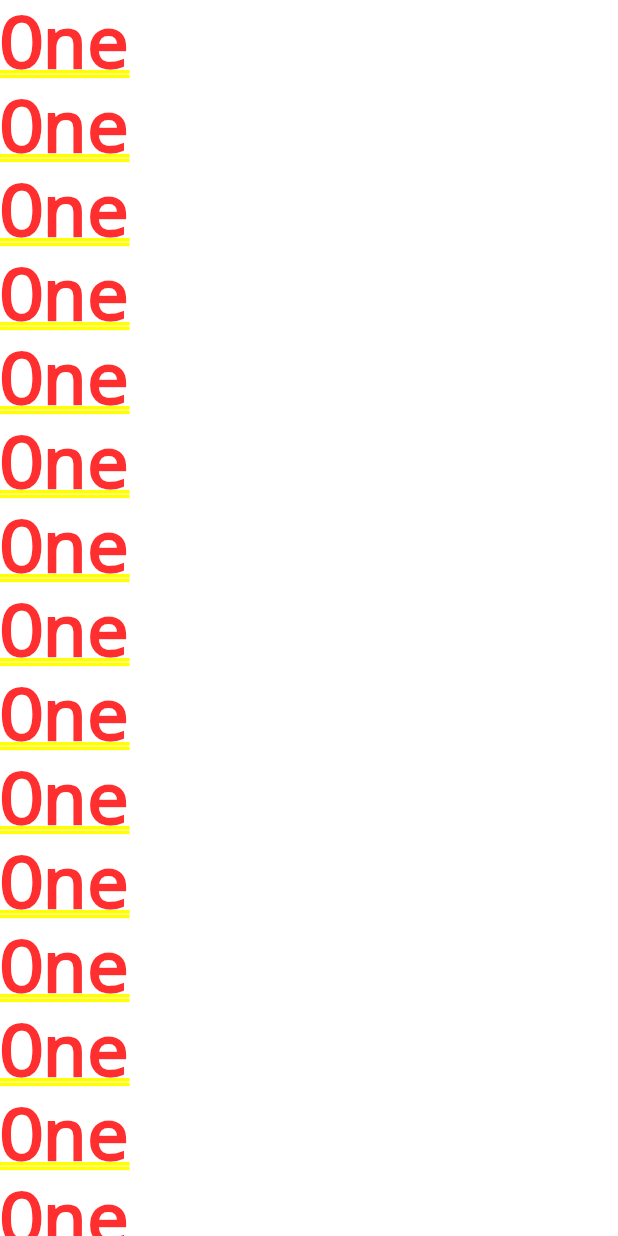
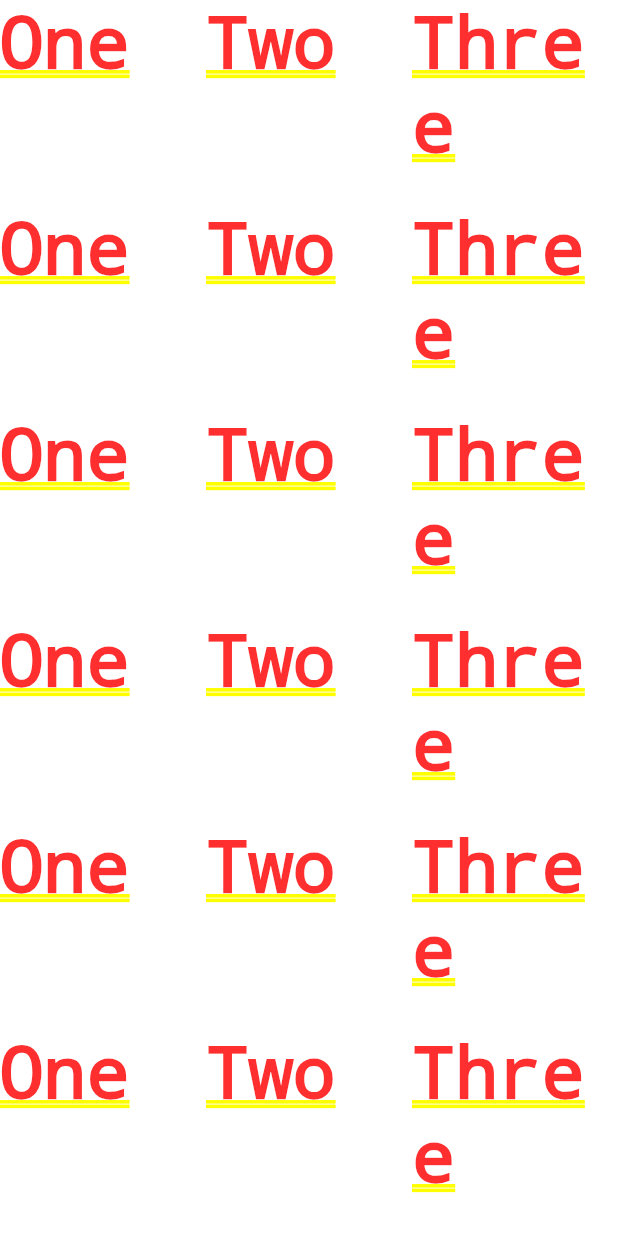
Before and after one commit to Faiyajz/Ecommerce_Flutter, a Flutter app: the screen it shows after launch, on a phone screen of 412 x 824 dp. Run offline on Flutter 3.47's test engine with Material 2 defaults, Android fonts, the phone set to English and light mode, and no system bars.

Commit message:
Gridview crossAxisCount

```diff
--- a/lib/main.dart
+++ b/lib/main.dart
@@ -2,30 +2,28 @@ import 'package:flutter/material.dart';
 
 void main(){
   runApp(
-    MaterialApp(
-      home: Center(
-        child: ListView(
+    new MaterialApp(
+      home: GridView.count(crossAxisCount: 3,
       children: <Widget>[
         Text('One'),
+        Text('Two'),
+        Text('Three'),
         Text('One'),
+        Text('Two'),
+        Text('Three'),
         Text('One'),
+        Text('Two'),
+        Text('Three'),
         Text('One'),
+        Text('Two'),
+        Text('Three'),
         Text('One'),
+        Text('Two'),
+        Text('Three'),
         Text('One'),
-            Text('One'),
-            Text('One'),
-            Text('One'),
-            Text('One'),
-            Text('One'),
-            Text('One'),
-            Text('One'),
-            Text('One'),
-            Text('One'),
-            Text('One'),
-            Text('One'),
-            Text('One')
+        Text('Two'),
+        Text('Three')
       ],
-        ),
       ),
     )
   );
```
Lines whose indentation alone changed are shown as unchanged.
